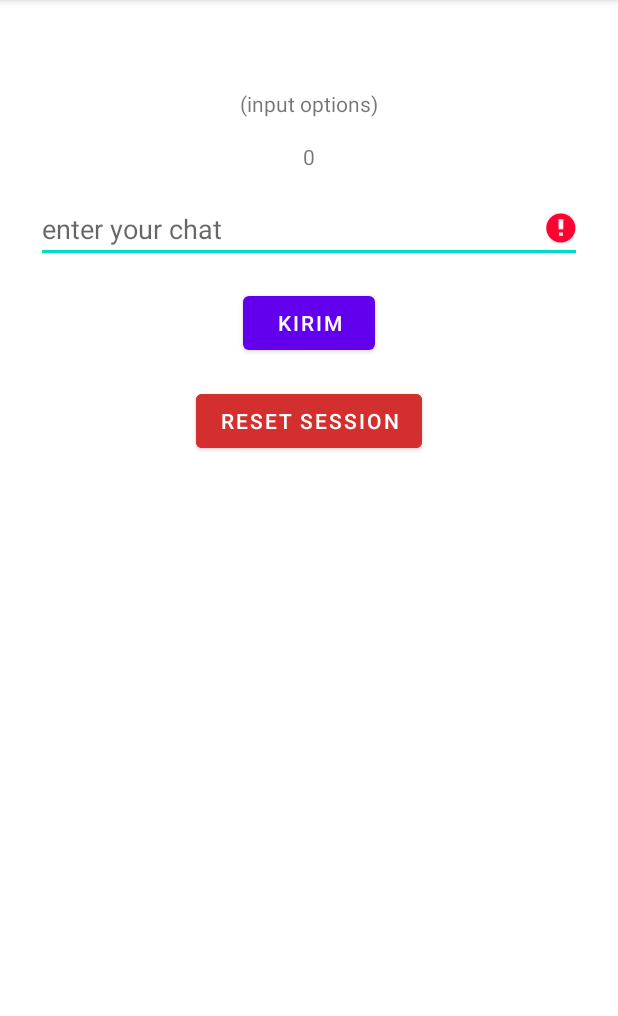
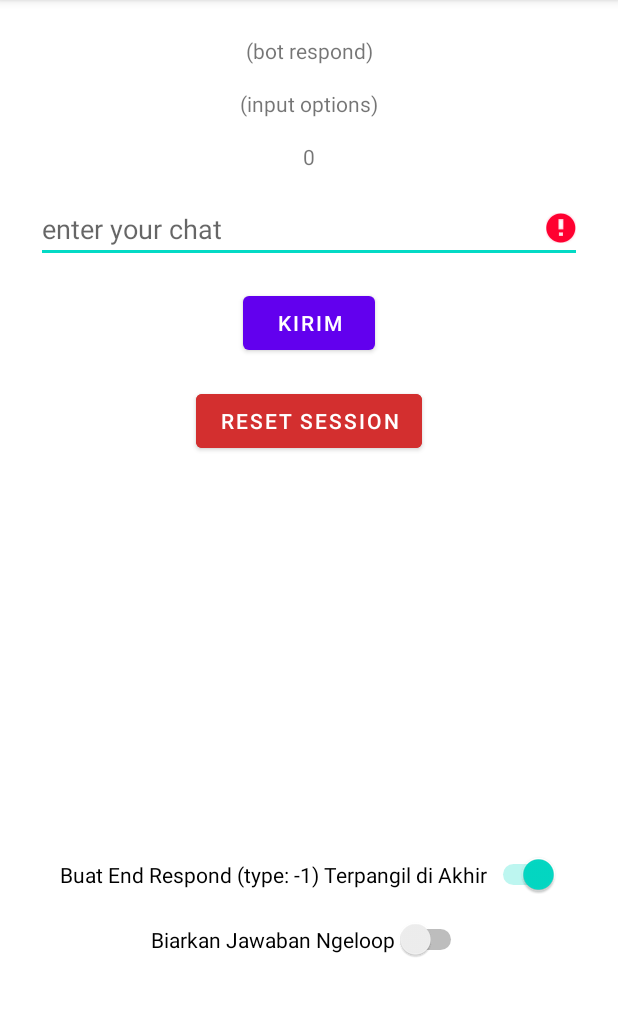
Before and after one commit to oni4hmad/tflite-simple-regression-deploy, an Android app: the screen it shows after launch (MainActivity), after a tap on "RESET SESSION", on a phone screen of 412 x 824 dp, the part 84-1100 px from its top. Run offline under Robolectric (Android 15) with nearby library versions, the light colour scheme and no system bars; libraries missing offline, so code that uses them is left out: org.tensorflow.lite; 6 statements that could not run were skipped; 1 other tap on this screen came first.

Commit message:
add more debug purpose

```diff
--- a/test_tflite_app_simple/app/src/main/java/com/example/test_tflite_app_simple/MainActivity.kt
+++ b/test_tflite_app_simple/app/src/main/java/com/example/test_tflite_app_simple/MainActivity.kt
@@ -62,12 +62,23 @@ class MainActivity : AppCompatActivity() {
         binding.btnResetSession.setOnClickListener {
             respondCount = 0
             binding.tvCount.text = respondCount.toString()
-            binding.tvOutput.text = ""
+            binding.tvOutput.text = "(bot respond)"
+            binding.tvInput.text = "(input options)"
             mChatbot.resetSession()
             setToEnded(false)
+            setToOption(false)
         }
         binding.btnChooseOption.setOnClickListener {
             dialog?.show()
+        }
+
+        /* debug purpose */
+
+        binding.switchAllowLoop.setOnCheckedChangeListener { compoundButton, checked ->
+            mChatbot.allowLoop = checked
+        }
+        binding.switchMakeEndLast.setOnCheckedChangeListener { compoundButton, checked ->
+            mChatbot.makeEndedRespondLast = checked
         }
     }
 
--- a/test_tflite_app_simple/app/src/main/res/layout/activity_main.xml
+++ b/test_tflite_app_simple/app/src/main/res/layout/activity_main.xml
@@ -89,4 +89,25 @@
         app:layout_constraintStart_toStartOf="parent"
         app:layout_constraintTop_toBottomOf="@+id/edt_input" />
 
+    <Switch
+        android:id="@+id/switch_make_end_last"
+        android:layout_width="wrap_content"
+        android:layout_height="wrap_content"
+        android:layout_marginBottom="16dp"
+        android:checked="true"
+        android:text="Buat End Respond (type: -1) Terpangil di Akhir"
+        app:layout_constraintBottom_toTopOf="@+id/switch_allow_loop"
+        app:layout_constraintEnd_toEndOf="parent"
+        app:layout_constraintStart_toStartOf="parent" />
+
+    <Switch
+        android:id="@+id/switch_allow_loop"
+        android:layout_width="wrap_content"
+        android:layout_height="wrap_content"
+        android:layout_marginBottom="128dp"
+        android:text="Biarkan Jawaban Ngeloop"
+        app:layout_constraintBottom_toBottomOf="parent"
+        app:layout_constraintEnd_toEndOf="parent"
+        app:layout_constraintStart_toStartOf="parent" />
+
 </androidx.constraintlayout.widget.ConstraintLayout>
```
Also changed, not shown: test_tflite_app_simple/app/src/main/java/com/example/test_tflite_app_simple/chatbot/Chatbot.kt (+25 -2 lines).
